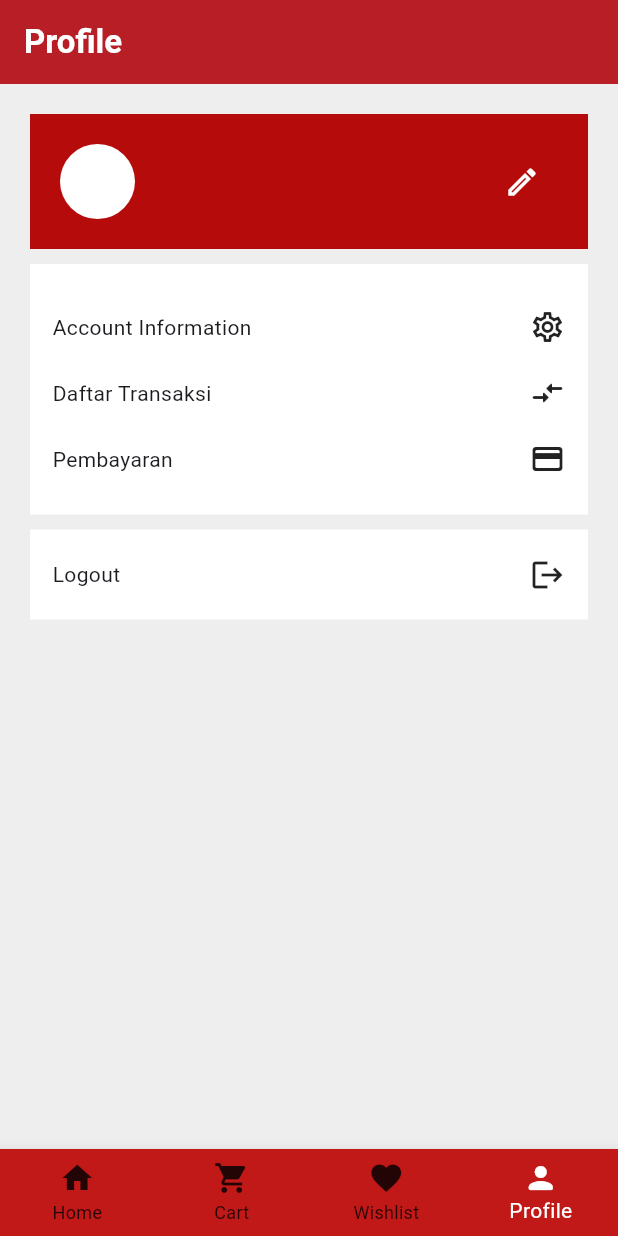
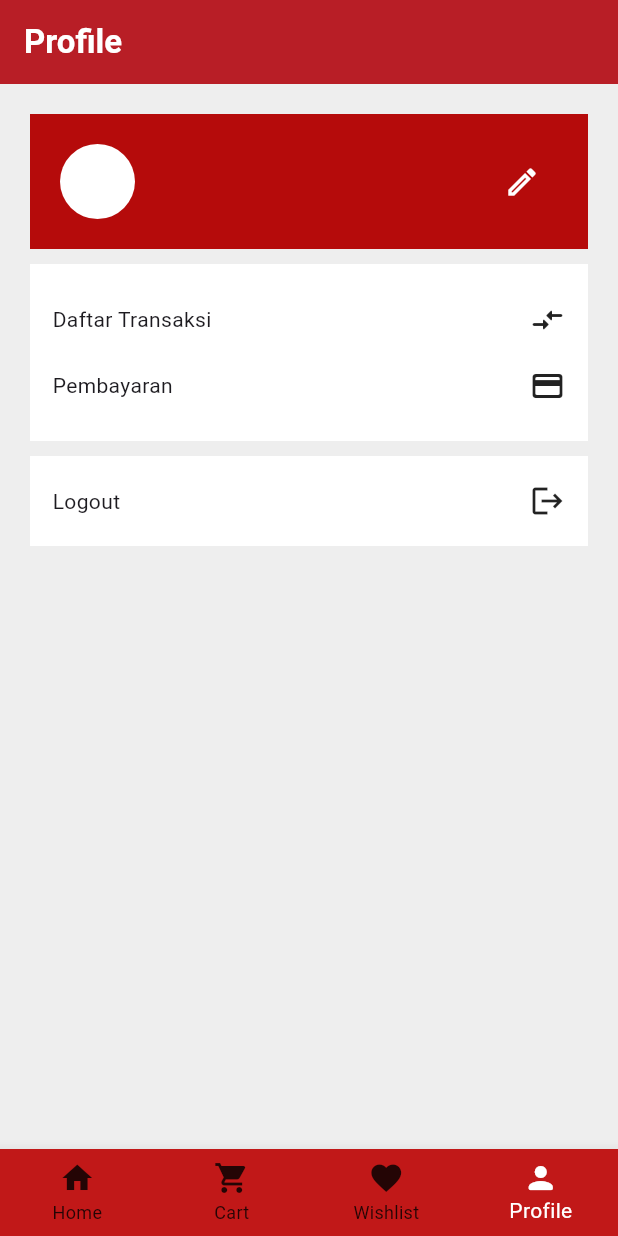
Before and after one commit to DhanielPutra/tesy, a Flutter app: the Profile screen opened directly, on a phone screen of 412 x 824 dp. Run offline on Flutter 3.47's test engine with Material 3 defaults, Android fonts, the phone set to English and light mode, and no system bars; our stand-ins replace fluttertoast, image_picker, lottie, shared_preferences; missing offline and left inert: dart:ffi; accounts and stored records are empty; network calls fail.

Commit message:
Update profile.dart

```diff
--- a/lib/profile.dart
+++ b/lib/profile.dart
@@ -260,24 +260,24 @@ class _ProfileState extends State<Profile> {
                     child: Column(
                       crossAxisAlignment: CrossAxisAlignment.start,
                       children: [
-                        const SizedBox(
-                          height: 15,
-                        ),
-                        InkWell(
-                          onTap: () {
-                            // Handle Account Information onTap
-                          },
-                          child: Row(
-                            mainAxisAlignment: MainAxisAlignment.spaceBetween,
-                            children: const [
-                              Text('Account Information'),
-                              Icon(Icons.settings_outlined),
-                            ],
-                          ),
-                        ),
-                        const SizedBox(
-                          height: 10,
-                        ),
+                        // const SizedBox(
+                        //   height: 15,
+                        // ),
+                        // InkWell(
+                        //   onTap: () {
+                        //     // Handle Account Information onTap
+                        //   },
+                        //   child: Row(
+                        //     mainAxisAlignment: MainAxisAlignment.spaceBetween,
+                        //     children: const [
+                        //       Text('Account Information'),
+                        //       Icon(Icons.settings_outlined),
+                        //     ],
+                        //   ),
+                        // ),
+                        // const SizedBox(
+                        //   height: 10,
+                        // ),
                         const SizedBox(
                           height: 10,
                         ),
```
